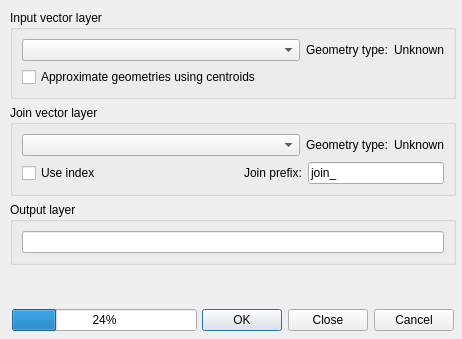
Before: the Qt Designer form ui_frmNNJoin.ui in havatv/qgisnnjoinplugin, drawn with Qt 5.
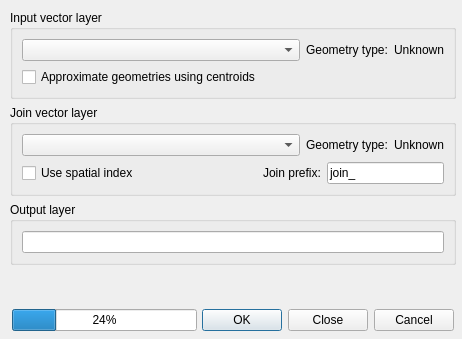
After: the same form once the commit is applied.

Commit message: Fixed a number of issues related to the use of a spatial index for the join layer

```diff
--- a/ui_frmNNJoin.ui
+++ b/ui_frmNNJoin.ui
@@ -130,7 +130,7 @@
             <string>Uses an approximation of the geometry (bounding box) for the join</string>
            </property>
            <property name="text">
-            <string>Use index</string>
+            <string>Use spatial index</string>
            </property>
           </widget>
          </item>
```
The commit also changes 5 other files.
